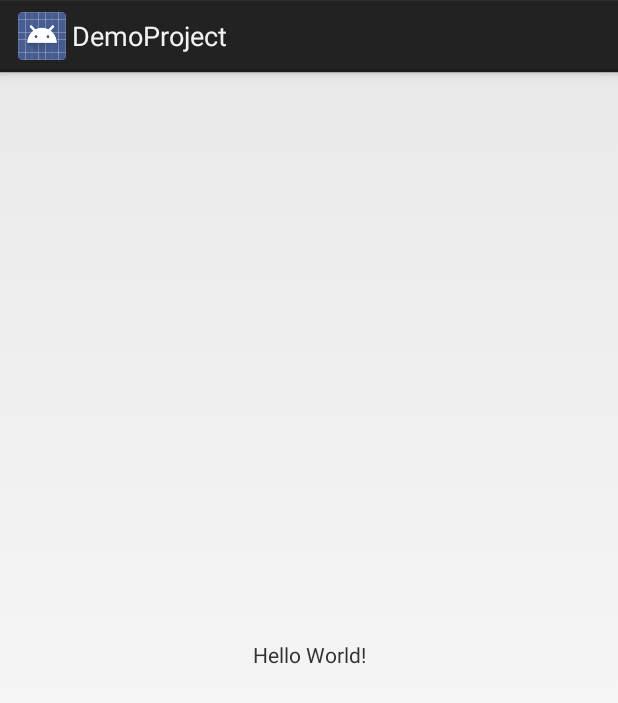
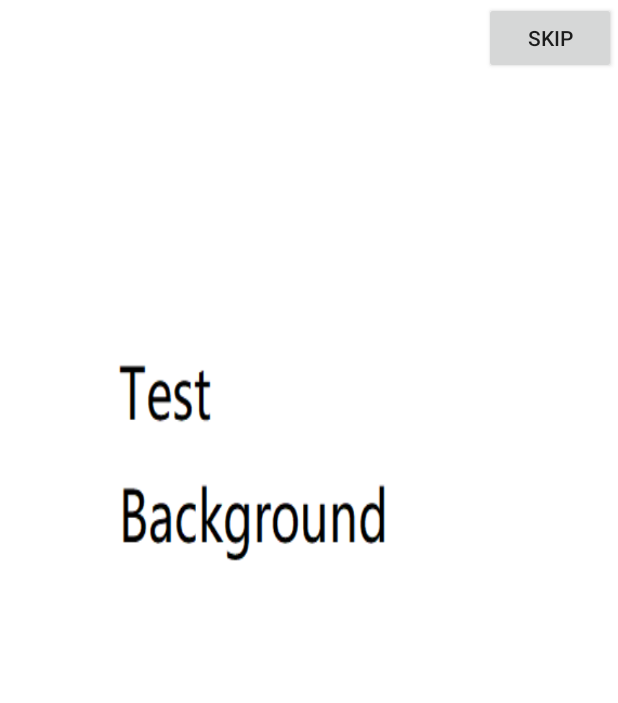
Before and after one commit to MYCROW/DemoProject, an Android app: the first screen one second after launch (MainActivity before the commit, SplashActivity after it), on a phone screen of 412 x 824 dp. Shown: the top 703 px of the screen. Run offline under Robolectric (Android 15) with nearby library versions, the phone set to English and light mode, and no system bars.

Commit message:
Add SplashActivity

```diff
--- a/app/build.gradle
+++ b/app/build.gradle
@@ -21,6 +21,7 @@ android {
 dependencies {
     implementation fileTree(dir: 'libs', include: ['*.jar'])
     implementation 'com.android.support.constraint:constraint-layout:1.1.0'
+    implementation 'com.android.support:appcompat-v7:27.1.1'
     testImplementation 'junit:junit:4.12'
     androidTestImplementation 'com.android.support.test:runner:1.0.2'
     androidTestImplementation 'com.android.support.test.espresso:espresso-core:3.0.2'
--- a/app/src/main/AndroidManifest.xml
+++ b/app/src/main/AndroidManifest.xml
@@ -10,9 +10,11 @@
         android:supportsRtl="true"
         android:theme="@style/AppTheme">
         <activity android:name=".MainActivity">
+        </activity>
+        <activity android:name=".SplashActivity"
+            android:theme="@style/SplashTheme">
             <intent-filter>
                 <action android:name="android.intent.action.MAIN" />
-
                 <category android:name="android.intent.category.LAUNCHER" />
             </intent-filter>
         </activity>
--- /dev/null
+++ b/app/src/main/java/com/example/crow/demoproject/SplashActivity.java
@@ -0,0 +1,50 @@
+package com.example.crow.demoproject;
+
+import android.content.Intent;
+import android.os.Handler;
+import android.app.Activity;
+import android.os.Bundle;
+import android.os.Message;
+import android.view.View;
+import android.widget.Button;
+
+public class SplashActivity extends Activity {
+    private static final int START_ACTIVITY = 0x1;
+    private boolean InMainActivity = false;//主页面是否已启动
+    private long delayMills = 3000;//启动页面延迟时间
+    @Override
+    protected void onCreate(Bundle savedInstanceState) {
+        super.onCreate(savedInstanceState);
+        setContentView(R.layout.activity_splash);
+
+        //按钮点击开启活动
+        Button button = (Button) findViewById(R.id.skip_button);
+        button.setOnClickListener(new View.OnClickListener() {
+            @Override
+            public void onClick(View v) {
+                InMainActivity = true;
+                startActivity(new Intent(SplashActivity.this,MainActivity.class));
+                finish();
+            }
+        });
+        //延时开启活动
+        handler.sendEmptyMessageDelayed(START_ACTIVITY,delayMills);
+    }
+
+    private Handler handler = new Handler(){
+        @Override
+        public void handleMessage(Message msg) {
+            System.out.println("InMainActivity = " + InMainActivity);
+            //如果InMainActivity == false，则进入MainActivity，为了避免重复进入MainActivity
+            if (InMainActivity == false) {
+                super.handleMessage(msg);
+                switch (msg.what) {
+                    case START_ACTIVITY:
+                        startActivity(new Intent(SplashActivity.this, MainActivity.class));
+                        finish();
+                        break;
+                }
+            }
+        }
+    };
+}
--- /dev/null
+++ b/app/src/main/res/layout/activity_splash.xml
@@ -0,0 +1,19 @@
+<?xml version="1.0" encoding="utf-8"?>
+<android.support.constraint.ConstraintLayout xmlns:android="http://schemas.android.com/apk/res/android"
+    xmlns:app="http://schemas.android.com/apk/res-auto"
+    xmlns:tools="http://schemas.android.com/tools"
+    android:layout_width="match_parent"
+    android:layout_height="match_parent"
+    tools:context=".SplashActivity">
+
+    <Button
+        android:id="@+id/skip_button"
+        android:layout_width="wrap_content"
+        android:layout_height="wrap_content"
+        android:layout_marginEnd="1dp"
+        android:layout_marginRight="1dp"
+        android:layout_marginTop="1dp"
+        android:text="Skip"
+        app:layout_constraintEnd_toEndOf="parent"
+        app:layout_constraintTop_toTopOf="parent" />
+</android.support.constraint.ConstraintLayout>
--- a/app/src/main/res/values/colors.xml
+++ b/app/src/main/res/values/colors.xml
@@ -3,4 +3,5 @@
     <color name="colorPrimary">#3F51B5</color>
     <color name="colorPrimaryDark">#303F9F</color>
     <color name="colorAccent">#FF4081</color>
+    <color name="transparent">#55ff</color>
 </resources>
--- a/app/src/main/res/values/styles.xml
+++ b/app/src/main/res/values/styles.xml
@@ -5,4 +5,12 @@
         <!-- Customize your theme here. -->
     </style>
 
+    <style name="SplashTheme" parent="Theme.AppCompat.Light.NoActionBar">
+        <item name="android:windowBackground">@drawable/test_backgroud</item>
+        <item name="android:windowNoTitle">true</item>
+        <item name="android:windowFullscreen">true</item>
+        <item name="android:fitsSystemWindows">true</item>
+        <item name="android:clipToPadding">true</item>
+    </style>
+
 </resources>
```
Also changed, not shown: app/src/main/java/com/example/crow/demoproject/MainActivity.java (+11 -0 lines), app/src/main/res/drawable/test_backgroud.jpg (added).
